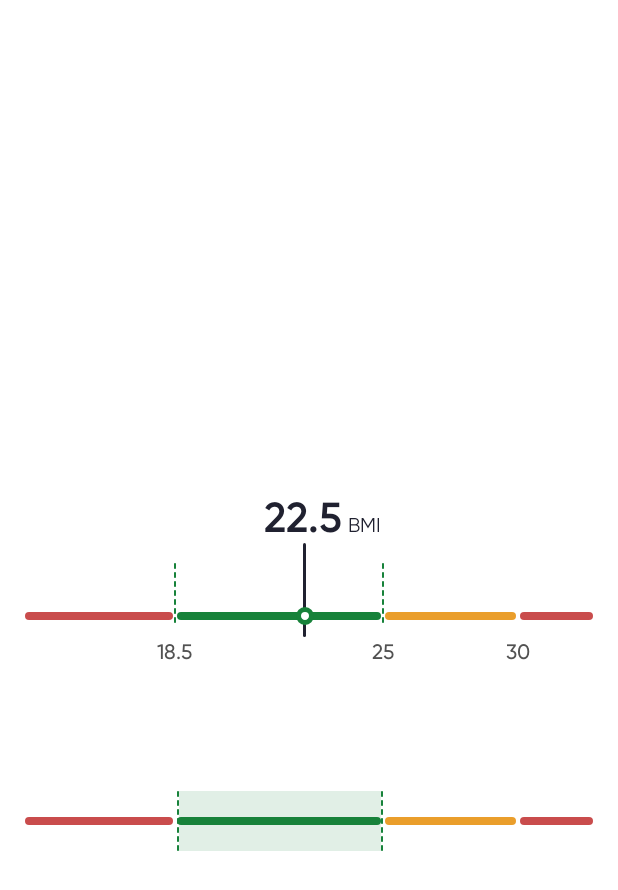
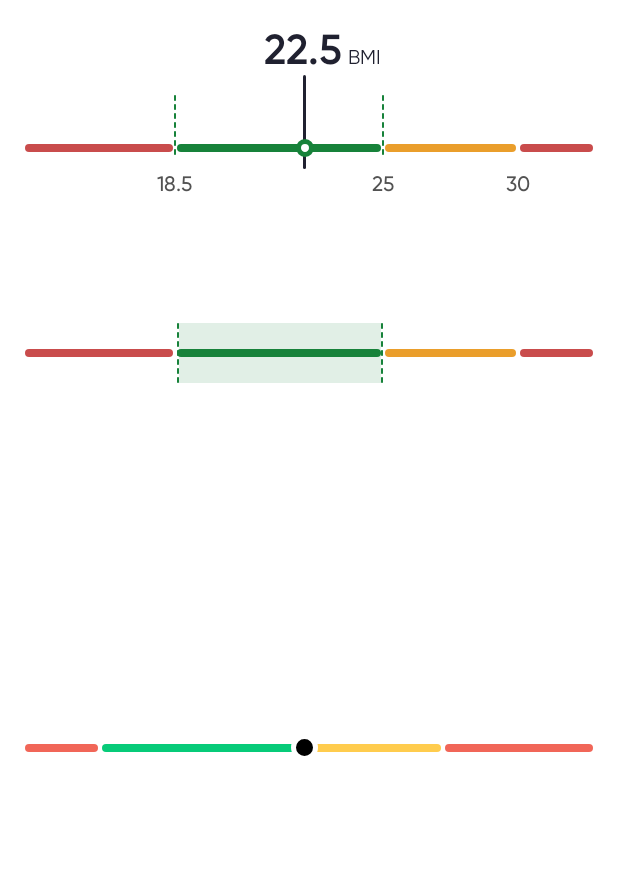
Before and after one commit to myDario/DarioBMIBar, an Android app: the layout activity_main.xml on its own in the app's theme, with its tools: preview values and no code run, on a phone screen of 412 x 824 dp. Shown: the top 890 px of the screen. Run offline under Robolectric (Android 15) with nearby library versions, the phone set to English and light mode, and no system bars.

Commit message:
bmi weight chart working

```diff
--- a/app/src/main/java/com/labstyle/dariobmibarapp/MainActivity.kt
+++ b/app/src/main/java/com/labstyle/dariobmibarapp/MainActivity.kt
@@ -3,6 +3,7 @@ package com.labstyle.dariobmibarapp
 import androidx.appcompat.app.AppCompatActivity
 import android.os.Bundle
 import com.labstyle.dariobmibar.DarioBMIBar
+import com.labstyle.dariobmibar.DarioBMIDotIndicator
 import com.labstyle.dariobmibar.DarioBMISections
 
 class MainActivity : AppCompatActivity() {
@@ -10,7 +11,8 @@ class MainActivity : AppCompatActivity() {
         super.onCreate(savedInstanceState)
         setContentView(R.layout.activity_main)
 
-        findViewById<DarioBMIBar>(R.id.bmiBar).setBMIValue(38f)
-        findViewById<DarioBMISections>(R.id.bmiSections).setBMIValue(22.5f)
+        findViewById<DarioBMIBar>(R.id.bmiBar).setBMIValue(28f)
+        findViewById<DarioBMISections>(R.id.bmiSections).setBMIValue(30.5f)
+        findViewById<DarioBMIDotIndicator>(R.id.bmiDotIndicator).setBMIValue(21.5f)
     }
 }
--- a/app/src/main/res/layout/activity_main.xml
+++ b/app/src/main/res/layout/activity_main.xml
@@ -11,11 +11,10 @@
         android:layout_width="0dp"
         android:layout_height="200dp"
         app:bmi="22.5"
-        app:unitLabel="BMI"
+        app:layout_constraintEnd_toEndOf="parent"
         app:layout_constraintStart_toStartOf="parent"
-        app:layout_constraintEnd_toEndOf="parent"
         app:layout_constraintTop_toTopOf="parent"
-        app:layout_constraintBottom_toBottomOf="parent"/>
+        app:unitLabel="BMI" />
 
     <com.labstyle.dariobmibar.DarioBMISections
         android:id="@+id/bmiSections"
@@ -26,4 +25,13 @@
         app:layout_constraintEnd_toEndOf="parent"
         app:layout_constraintTop_toBottomOf="@+id/bmiBar" />
 
+    <com.labstyle.dariobmibar.DarioBMIDotIndicator
+        android:id="@+id/bmiDotIndicator"
+        android:layout_width="0dp"
+        android:layout_height="200dp"
+        app:bmi="22.5"
+        app:layout_constraintEnd_toEndOf="parent"
+        app:layout_constraintStart_toStartOf="parent"
+        app:layout_constraintTop_toBottomOf="@+id/bmiSections" />
+
 </androidx.constraintlayout.widget.ConstraintLayout>
--- /dev/null
+++ b/dariobmibar/src/main/java/com/labstyle/dariobmibar/DarioBMIDotIndicator.kt
@@ -0,0 +1,136 @@
+package com.labstyle.dariobmibar
+
+import android.content.Context
+import android.icu.lang.UCharacter.GraphemeClusterBreak.V
+import android.util.AttributeSet
+import android.util.Log
+import android.view.View
+import android.widget.RelativeLayout
+import android.widget.TextView
+import androidx.constraintlayout.widget.ConstraintLayout
+import androidx.constraintlayout.widget.ConstraintSet
+import androidx.core.content.ContextCompat
+import java.util.Locale
+
+class DarioBMIDotIndicator @JvmOverloads constructor(
+    context: Context,
+    attrs: AttributeSet? = null,
+    defStyle: Int = 0,
+    defStyleRes: Int = 0
+): RelativeLayout(context, attrs, defStyle, defStyleRes) {
+    private var bmi = 21f
+    private var unitLabel = "BMI"
+
+    init {
+        val attributes = context.obtainStyledAttributes(attrs, R.styleable.DarioBMIBar)
+        bmi = attributes.getFloat(R.styleable.DarioBMIBar_bmi, bmi)
+        unitLabel = attributes.getString(R.styleable.DarioBMIBar_unitLabel) ?: unitLabel
+        attributes.recycle()
+
+        inflate(context, R.layout.dario_bmi_dot_indicator, this)
+
+        setBMIUnitLabel(unitLabel)
+        setBMIValue(bmi)
+    }
+
+    fun setBMIUnitLabel(label: String) {
+        findViewById<TextView>(R.id.bmiValueUnitText)?.text = label
+    }
+
+    fun setBMIValue(value: Float) {
+        bmi = value
+
+        findViewById<TextView>(R.id.bmiValueText)?.text =
+            "%.1f".format(Locale.getDefault(), bmi)
+
+        val parent = findViewById<ConstraintLayout>(R.id.topBarsLayout)
+        val constraintSet = ConstraintSet()
+        constraintSet.clone(parent)
+
+        val factor =
+            if (bmi < 18.5) 0.265454545f / 18.5f
+            else if (bmi >= 18.5 && bmi < 25.0) 0.367272727f / (25.0f - 18.5f)
+            else if (bmi >= 25.0 && bmi < 30.0) 0.236363636f / (30.0f - 25.0f)
+            else 0.130909091f / (40f - 30f)
+        var hBias =
+            if (bmi < 18.5) factor * bmi
+            else if (bmi >= 18.5 && bmi < 25.0) 0.265454545f + (factor * (bmi - 18.5f))
+            else if (bmi >= 25.0 && bmi < 30.0) 0.265454545f + 0.367272727f + (factor * (bmi - 25f))
+            else 0.265454545f + 0.367272727f + 0.236363636f + (factor * (bmi - 30f))
+
+        // bmi indicator position
+        Log.d("rafff", "hbias $hBias")
+        if (hBias > 0.985f) {
+            hBias = 0.985f
+        }
+        if (hBias < 0.01f) {
+            hBias = 0.01f
+        }
+
+        constraintSet.setHorizontalBias(R.id.selectionLineIndicator, hBias)
+
+        // bmi text
+        constraintSet.clear(R.id.bmiValueText, ConstraintSet.START)
+        constraintSet.clear(R.id.bmiValueText, ConstraintSet.END)
+        constraintSet.clear(R.id.bmiValueUnitText, ConstraintSet.START)
+        constraintSet.clear(R.id.bmiValueUnitText, ConstraintSet.END)
+
+        if (hBias > 0.85f) {
+            constraintSet.connect(
+                R.id.bmiValueUnitText,
+                ConstraintSet.END,
+                ConstraintSet.PARENT_ID,
+                ConstraintSet.END
+            )
+            constraintSet.connect(
+                R.id.bmiValueText,
+                ConstraintSet.END,
+                R.id.bmiValueUnitText,
+                ConstraintSet.START
+            )
+        } else if (hBias < 0.08f) {
+            constraintSet.connect(
+                R.id.bmiValueText,
+                ConstraintSet.START,
+                ConstraintSet.PARENT_ID,
+                ConstraintSet.START
+            )
+            constraintSet.connect(
+                R.id.bmiValueUnitText,
+                ConstraintSet.START,
+                R.id.bmiValueText,
+                ConstraintSet.END
+            )
+        } else {
+            constraintSet.connect(
+                R.id.bmiValueText,
+                ConstraintSet.START,
+                R.id.selectionLineIndicator,
+                ConstraintSet.START
+            )
+            constraintSet.connect(
+                R.id.bmiValueText,
+                ConstraintSet.END,
+                R.id.selectionLineIndicator,
+                ConstraintSet.END
+            )
+            constraintSet.connect(
+                R.id.bmiValueUnitText,
+                ConstraintSet.START,
+                R.id.bmiValueText,
+                ConstraintSet.END
+            )
+        }
+
+        constraintSet.applyTo(parent)
+
+        val circleBg =
+            if (bmi < 18.5) R.drawable.bmi_dot_indicator
+            else if (bmi >= 18.5 && bmi < 25.0) R.drawable.bmi_dot_indicator
+            else if (bmi >= 25.0 && bmi < 30.0) R.drawable.bmi_dot_indicator
+            else R.drawable.bmi_dot_indicator
+        findViewById<View>(R.id.circleIndicator)?.let { circle ->
+            circle.background = ContextCompat.getDrawable(context, circleBg)
+        }
+    }
+}
--- /dev/null
+++ b/dariobmibar/src/main/res/drawable/bmi_dot_indicator.xml
@@ -0,0 +1,6 @@
+<?xml version="1.0" encoding="utf-8"?>
+<shape xmlns:android="http://schemas.android.com/apk/res/android"
+    android:shape="oval">
+    <stroke android:width="3dp" android:color="@android:color/white"/>
+    <solid android:color="@android:color/black"/>
+</shape>
--- /dev/null
+++ b/dariobmibar/src/main/res/layout/dario_bmi_dot_indicator.xml
@@ -0,0 +1,162 @@
+<?xml version="1.0" encoding="utf-8"?>
+<RelativeLayout xmlns:android="http://schemas.android.com/apk/res/android"
+    android:layout_width="match_parent"
+    android:layout_height="wrap_content"
+    xmlns:app="http://schemas.android.com/apk/res-auto"
+    android:padding="@dimen/bmi_bar_padding">
+    <androidx.constraintlayout.widget.ConstraintLayout
+        android:id="@+id/topBarsLayout"
+        android:layout_width="match_parent"
+        android:layout_height="wrap_content">
+        <View
+            android:id="@+id/bar0"
+            android:background="@drawable/bar0"
+            style="@style/BMIBar"
+            android:backgroundTint="@color/bmi_dot_indicator_1"
+
+            android:layout_width="0dp"
+            android:layout_height="@dimen/bmi_bar_bar_height"
+            app:layout_constraintBottom_toTopOf="@+id/textviewBar0"
+            app:layout_constraintStart_toStartOf="parent"
+            app:layout_constraintEnd_toStartOf="@+id/bar1"
+            app:layout_constraintHorizontal_weight="13.0909091"/>
+        <View
+            android:id="@+id/bar1"
+            android:background="@drawable/bar1"
+            android:backgroundTint="@color/bmi_dot_indicator_2"
+            style="@style/BMIBar"
+            android:layout_width="0dp"
+            android:layout_height="@dimen/bmi_bar_bar_height"
+            app:layout_constraintBottom_toTopOf="@+id/textviewBar0"
+            app:layout_constraintStart_toEndOf="@+id/bar0"
+            app:layout_constraintEnd_toStartOf="@+id/bar2"
+            app:layout_constraintHorizontal_weight="36.7272727"/>
+        <View
+            android:id="@+id/bar2"
+            android:background="@drawable/bar2"
+            style="@style/BMIBar"
+            android:backgroundTint="@color/bmi_dot_indicator_3"
+            android:layout_width="0dp"
+            android:layout_height="@dimen/bmi_bar_bar_height"
+            app:layout_constraintBottom_toTopOf="@+id/textviewBar0"
+            app:layout_constraintStart_toEndOf="@+id/bar1"
+            app:layout_constraintEnd_toStartOf="@+id/bar3"
+            app:layout_constraintHorizontal_weight="23.6363636"/>
+        <View
+            android:id="@+id/bar3"
+            android:background="@drawable/bar3"
+            style="@style/BMIBar"
+            android:backgroundTint="@color/bmi_dot_indicator_1"
+            android:layout_width="0dp"
+            android:layout_height="@dimen/bmi_bar_bar_height"
+            app:layout_constraintBottom_toTopOf="@+id/textviewBar0"
+            app:layout_constraintStart_toEndOf="@+id/bar2"
+            app:layout_constraintEnd_toEndOf="parent"
+            app:layout_constraintHorizontal_weight="26.5454545"/>
+
+        <ImageView
+            android:id="@+id/divider0"
+            android:layout_width="wrap_content"
+            android:layout_height="wrap_content"
+            android:layout_marginEnd="0dp"
+            android:visibility="invisible"
+            android:src="@drawable/bmi_dashed_divider"
+            app:layout_constraintBottom_toTopOf="@+id/textviewBar0"
+            app:layout_constraintStart_toEndOf="@+id/bar0"
+            app:layout_constraintEnd_toStartOf="@id/bar1"/>
+        <ImageView
+            android:id="@+id/divider1"
+            android:layout_width="wrap_content"
+            android:layout_height="wrap_content"
+            android:layout_marginEnd="0dp"
+            android:visibility="invisible"
+            android:src="@drawable/bmi_dashed_divider"
+            app:layout_constraintBottom_toTopOf="@+id/textviewBar0"
+            app:layout_constraintStart_toEndOf="@+id/bar1"
+            app:layout_constraintEnd_toStartOf="@id/bar2"/>
+        <View
+            android:id="@+id/bar2PlaceHolder"
+            android:layout_width="0dp"
+            android:visibility="invisible"
+            android:layout_height="0dp"
+            app:layout_constraintBottom_toTopOf="@+id/textviewBar0"
+            app:layout_constraintStart_toEndOf="@+id/bar2"
+            app:layout_constraintEnd_toStartOf="@id/bar3"/>
+
+        <TextView
+            android:id="@+id/textviewBar0"
+            style="@style/BMITextBar"
+            android:layout_width="wrap_content"
+            android:layout_height="wrap_content"
+            android:text="18.5"
+            android:visibility="invisible"
+            app:layout_constraintBottom_toBottomOf="parent"
+            app:layout_constraintEnd_toEndOf="@id/divider0"
+            app:layout_constraintStart_toStartOf="@+id/divider0" />
+        <TextView
+            android:id="@+id/textviewBar1"
+            android:text="25"
+            android:visibility="invisible"
+            style="@style/BMITextBar"
+            android:layout_width="wrap_content"
+            android:layout_height="wrap_content"
+            app:layout_constraintStart_toStartOf="@+id/divider1"
+            app:layout_constraintEnd_toEndOf="@id/divider1"
+            app:layout_constraintBottom_toBottomOf="parent"/>
+        <TextView
+            android:id="@+id/textviewBar2"
+            android:text="30"
+            android:visibility="invisible"
+            style="@style/BMITextBar"
+            android:layout_width="wrap_content"
+            android:layout_height="wrap_content"
+            app:layout_constraintStart_toStartOf="@+id/bar2PlaceHolder"
+            app:layout_constraintEnd_toEndOf="@id/bar2PlaceHolder"
+            app:layout_constraintBottom_toBottomOf="parent"/>
+
+        <ImageView
+            android:id="@+id/selectionLineIndicator"
+            android:layout_width="wrap_content"
+            android:layout_height="wrap_content"
+            android:visibility="invisible"
+            android:src="@drawable/bmi_selected_indicator"
+            app:layout_constraintStart_toStartOf="parent"
+            app:layout_constraintEnd_toEndOf="parent"
+            app:layout_constraintTop_toTopOf="@id/bar1"
+            app:layout_constraintBottom_toBottomOf="@id/bar1"
+            android:layout_marginBottom="34dp" />
+        <TextView
+            android:id="@+id/bmiValueText"
+            android:layout_width="wrap_content"
+            android:layout_height="wrap_content"
+            android:text="21"
+            android:visibility="invisible"
+            style="@style/BMITextValue"
+            android:paddingEnd="2dp"
+            app:layout_constraintStart_toStartOf="@+id/selectionLineIndicator"
+            app:layout_constraintEnd_toEndOf="@+id/selectionLineIndicator"
+            app:layout_constraintBottom_toTopOf="@+id/selectionLineIndicator"/>
+        <TextView
+            android:id="@+id/bmiValueUnitText"
+            android:layout_width="wrap_content"
+            android:layout_height="wrap_content"
+            android:text="BMI"
+            android:visibility="invisible"
+            style="@style/BMITextUnit"
+            app:layout_constraintStart_toEndOf="@+id/bmiValueText"
+            app:layout_constraintBottom_toBottomOf="@+id/bmiValueText"
+            android:paddingStart="2dp"
+            android:layout_marginStart="4dp"
+            android:layout_marginBottom="4dp"/>
+
+        <View
+            android:id="@+id/circleIndicator"
+            android:layout_width="18dp"
+            android:layout_height="18dp"
+            android:background="@drawable/bmi_dot_indicator"
+            app:layout_constraintStart_toStartOf="@id/selectionLineIndicator"
+            app:layout_constraintEnd_toEndOf="@id/selectionLineIndicator"
+            app:layout_constraintTop_toTopOf="@id/bar0"
+            app:layout_constraintBottom_toBottomOf="@id/bar0"/>
+    </androidx.constraintlayout.widget.ConstraintLayout>
+</RelativeLayout>
--- a/dariobmibar/src/main/res/values/colors.xml
+++ b/dariobmibar/src/main/res/values/colors.xml
@@ -10,4 +10,10 @@
     <color name="bmi_section_1">#e1efe6</color>
     <color name="bmi_section_2">#fff2e3</color>
     <color name="bmi_section_3">#fcdada</color>
+
+    <color name="bmi_dot_indicator_1">#F16658</color>
+    <color name="bmi_dot_indicator_2">#07CB79</color>
+    <color name="bmi_dot_indicator_3">#FFCC4D</color>
+    <color name="bmi_dot_indicator_4">#F16658</color>
+    <color name="black">#000000</color>
 </resources>
```
